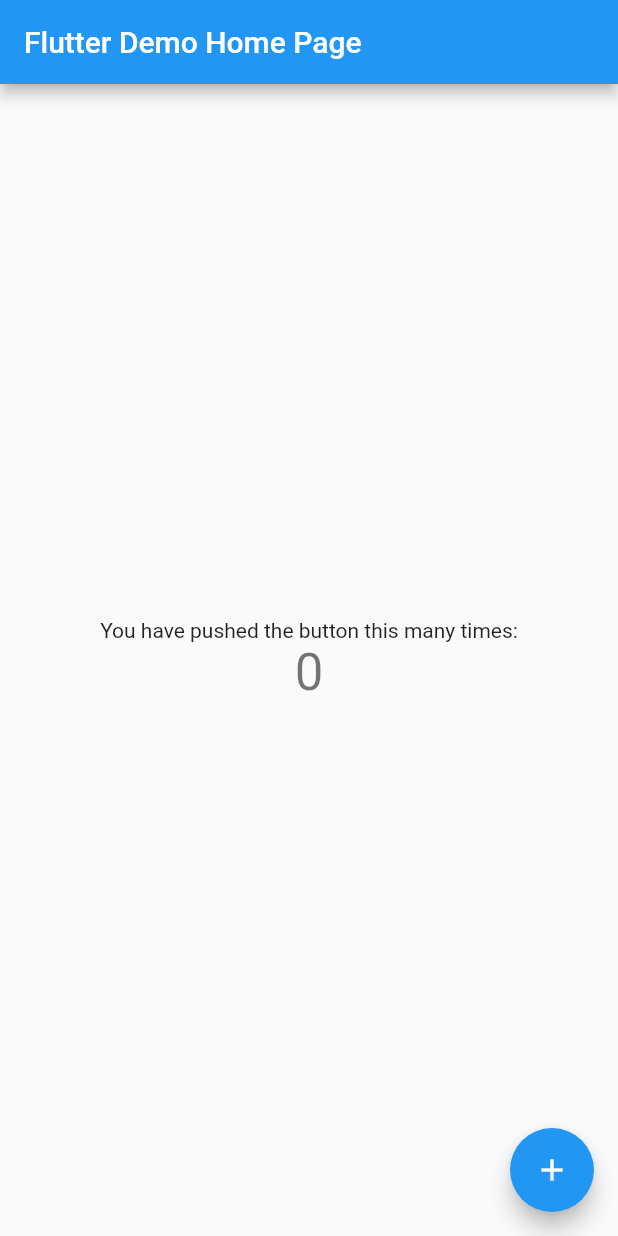
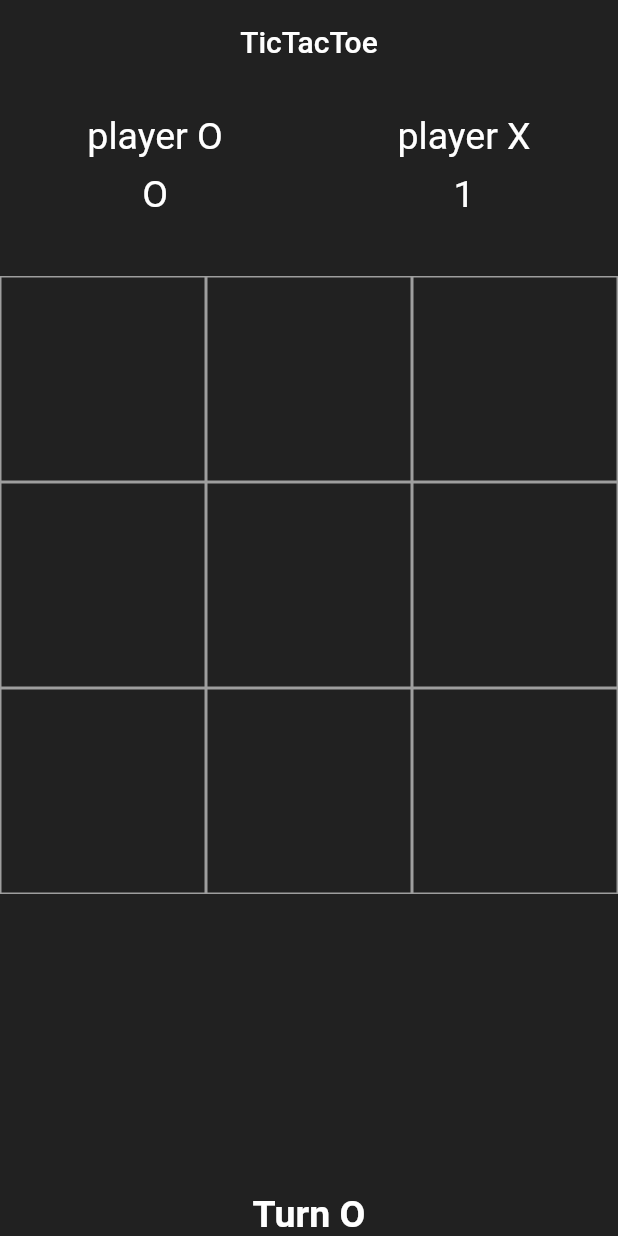
Before and after one commit to alikazemidev/tic_tac_flutter_vip, a Flutter app: the screen it shows after launch, on a phone screen of 412 x 824 dp. Run offline on Flutter 3.47's test engine with Material 2 defaults, Android fonts, the phone set to English and light mode, and no system bars.

Commit message:
set color for o and x make it beatiful

```diff
--- a/analysis_options.yaml
+++ b/analysis_options.yaml
@@ -7,7 +7,7 @@
 
 # The following line activates a set of recommended lints for Flutter apps,
 # packages, and plugins designed to encourage good coding practices.
-include: package:flutter_lints/flutter.yaml
+# include: package:flutter_lints/flutter.yaml
 
 linter:
   # The lint rules applied to this project can be customized in the
--- a/lib/main.dart
+++ b/lib/main.dart
@@ -1,115 +1,165 @@
 import 'package:flutter/material.dart';
 
 void main() {
-  runApp(const MyApp());
+  runApp(MyApp());
 }
 
 class MyApp extends StatelessWidget {
-  const MyApp({Key? key}) : super(key: key);
-
-  // This widget is the root of your application.
   @override
   Widget build(BuildContext context) {
     return MaterialApp(
-      title: 'Flutter Demo',
-      theme: ThemeData(
-        // This is the theme of your application.
-        //
-        // Try running your application with "flutter run". You'll see the
-        // application has a blue toolbar. Then, without quitting the app, try
-        // changing the primarySwatch below to Colors.green and then invoke
-        // "hot reload" (press "r" in the console where you ran "flutter run",
-        // or simply save your changes to "hot reload" in a Flutter IDE).
-        // Notice that the counter didn't reset back to zero; the application
-        // is not restarted.
-        primarySwatch: Colors.blue,
-      ),
-      home: const MyHomePage(title: 'Flutter Demo Home Page'),
+      debugShowCheckedModeBanner: false,
+      home: HomePage(),
     );
   }
 }
 
-class MyHomePage extends StatefulWidget {
-  const MyHomePage({Key? key, required this.title}) : super(key: key);
-
-  // This widget is the home page of your application. It is stateful, meaning
-  // that it has a State object (defined below) that contains fields that affect
-  // how it looks.
-
-  // This class is the configuration for the state. It holds the values (in this
-  // case the title) provided by the parent (in this case the App widget) and
-  // used by the build method of the State. Fields in a Widget subclass are
-  // always marked "final".
-
-  final String title;
+class HomePage extends StatefulWidget {
+  const HomePage({Key? key}) : super(key: key);
 
   @override
-  State<MyHomePage> createState() => _MyHomePageState();
+  State<HomePage> createState() => _HomePageState();
 }
 
-class _MyHomePageState extends State<MyHomePage> {
-  int _counter = 0;
+class _HomePageState extends State<HomePage> {
+  var isTurnO = true;
+  List<String> xOrOList = ['', '', '', '', '', '', '', '', ''];
 
-  void _incrementCounter() {
+  Widget _getScorrBoard() {
+    return Row(
+      mainAxisAlignment: MainAxisAlignment.spaceAround,
+      children: [
+        Column(
+          children: [
+            Text(
+              'player O',
+              style: TextStyle(
+                color: Colors.white,
+                fontSize: 25,
+              ),
+            ),
+            SizedBox(
+              height: 10,
+            ),
+            Text(
+              'O',
+              style: TextStyle(
+                color: Colors.white,
+                fontSize: 25,
+              ),
+            ),
+          ],
+        ),
+        Column(
+          children: [
+            Text(
+              'player X',
+              style: TextStyle(
+                color: Colors.white,
+                fontSize: 25,
+              ),
+            ),
+            SizedBox(
+              height: 10,
+            ),
+            Text(
+              '1',
+              style: TextStyle(
+                color: Colors.white,
+                fontSize: 25,
+              ),
+            ),
+          ],
+        ),
+      ],
+    );
+  }
+
+  Widget _getGridView() {
+    return Expanded(
+      child: GridView.builder(
+        // shrinkWrap: true,
+        itemCount: 9,
+        gridDelegate: SliverGridDelegateWithFixedCrossAxisCount(
+          crossAxisCount: 3,
+        ),
+        itemBuilder: (BuildContext context, int index) {
+          return GestureDetector(
+            onTap: () {
+              onTapped(index);
+            },
+            child: Container(
+              height: 100,
+              width: 100,
+              decoration: BoxDecoration(
+                border: Border.all(
+                  color: Colors.grey,
+                ),
+              ),
+              child: Center(
+                child: Text(
+                  xOrOList[index],
+                  style: TextStyle(
+                    color: xOrOList[index] == 'O' ? Colors.red : Colors.blue,
+                    fontSize: 50,
+                    fontWeight: FontWeight.bold,
+                  ),
+                ),
+              ),
+            ),
+          );
+        },
+      ),
+    );
+  }
+
+  void onTapped(int index) {
+    debugPrint(xOrOList.toString());
     setState(() {
-      // This call to setState tells the Flutter framework that something has
-      // changed in this State, which causes it to rerun the build method below
-      // so that the display can reflect the updated values. If we changed
-      // _counter without calling setState(), then the build method would not be
-      // called again, and so nothing would appear to happen.
-      _counter++;
+      if (xOrOList[index] == 'X' || xOrOList[index] == 'O') {
+        return;
+      }
+      if (isTurnO) {
+        xOrOList[index] = 'O';
+      } else {
+        xOrOList[index] = 'X';
+      }
+      isTurnO = !isTurnO;
     });
+  }
+
+  Widget _getTurn() {
+    return Text(
+      isTurnO ? 'Turn O' : 'Turn X',
+      style: TextStyle(
+        color: Colors.white,
+        fontSize: 25,
+        fontWeight: FontWeight.bold,
+      ),
+    );
   }
 
   @override
   Widget build(BuildContext context) {
-    // This method is rerun every time setState is called, for instance as done
-    // by the _incrementCounter method above.
-    //
-    // The Flutter framework has been optimized to make rerunning build methods
-    // fast, so that you can just rebuild anything that needs updating rather
-    // than having to individually change instances of widgets.
     return Scaffold(
       appBar: AppBar(
-        // Here we take the value from the MyHomePage object that was created by
-        // the App.build method, and use it to set our appbar title.
-        title: Text(widget.title),
+        backgroundColor: Colors.grey.shade900,
+        elevation: 0,
+        centerTitle: true,
+        title: Text('TicTacToe'),
       ),
-      body: Center(
-        // Center is a layout widget. It takes a single child and positions it
-        // in the middle of the parent.
+      backgroundColor: Colors.grey.shade900,
+      body: SafeArea(
         child: Column(
-          // Column is also a layout widget. It takes a list of children and
-          // arranges them vertically. By default, it sizes itself to fit its
-          // children horizontally, and tries to be as tall as its parent.
-          //
-          // Invoke "debug painting" (press "p" in the console, choose the
-          // "Toggle Debug Paint" action from the Flutter Inspector in Android
-          // Studio, or the "Toggle Debug Paint" command in Visual Studio Code)
-          // to see the wireframe for each widget.
-          //
-          // Column has various properties to control how it sizes itself and
-          // how it positions its children. Here we use mainAxisAlignment to
-          // center the children vertically; the main axis here is the vertical
-          // axis because Columns are vertical (the cross axis would be
-          // horizontal).
-          mainAxisAlignment: MainAxisAlignment.center,
-          children: <Widget>[
-            const Text(
-              'You have pushed the button this many times:',
-            ),
-            Text(
-              '$_counter',
-              style: Theme.of(context).textTheme.headline4,
-            ),
+          children: [
+            SizedBox(height: 20),
+            _getScorrBoard(),
+            SizedBox(height: 40),
+            _getGridView(),
+            _getTurn(),
           ],
         ),
       ),
-      floatingActionButton: FloatingActionButton(
-        onPressed: _incrementCounter,
-        tooltip: 'Increment',
-        child: const Icon(Icons.add),
-      ), // This trailing comma makes auto-formatting nicer for build methods.
     );
   }
 }
--- a/pubspec.yaml
+++ b/pubspec.yaml
@@ -58,8 +58,8 @@
   uses-material-design: true
 
   # To add assets to your application, add an assets section, like this:
-  # assets:
-  #   - images/a_dot_burr.jpeg
+  assets:
+    - images/
   #   - images/a_dot_ham.jpeg
 
   # An image asset can refer to one or more resolution-specific "variants", see
```
Also changed, not shown: 1 other file.
